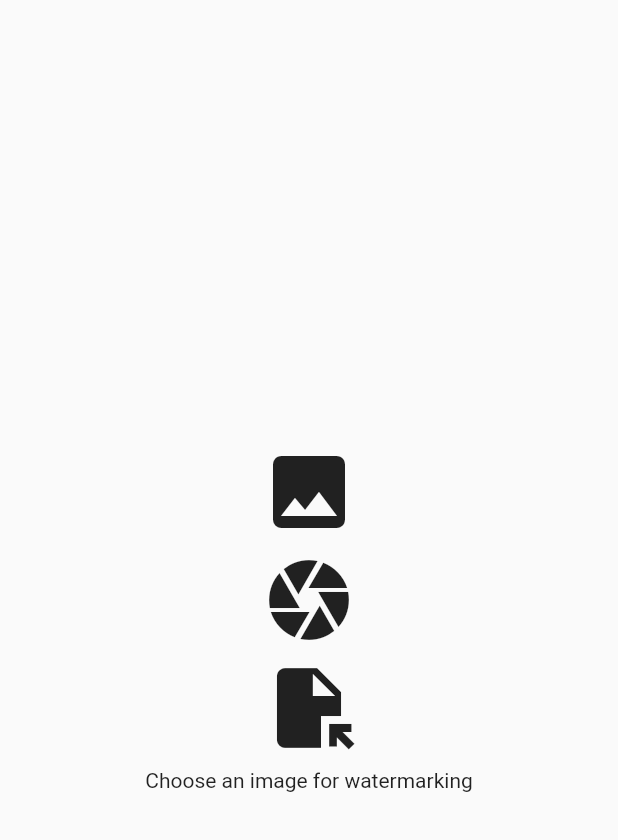
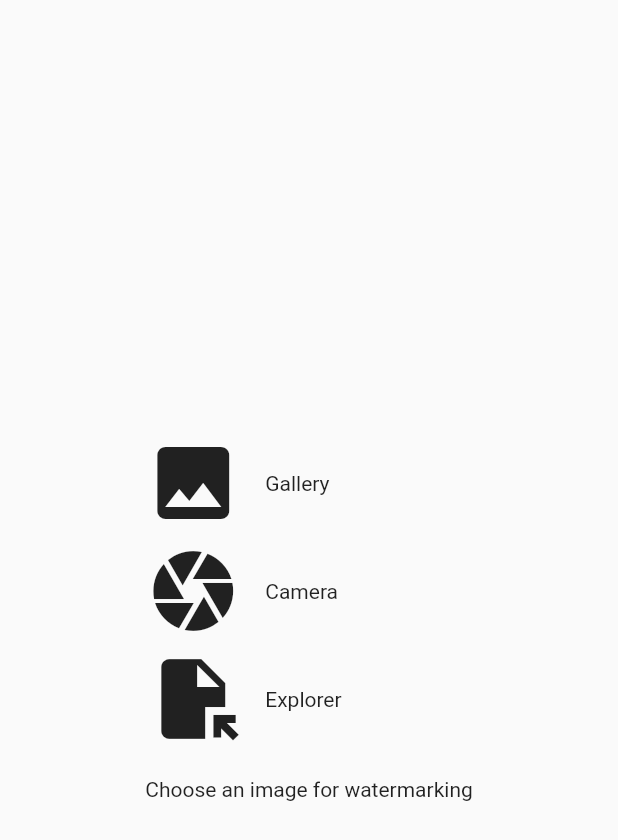
Before and after one commit to free-watermark/mobile-app, a Flutter app: the screen it shows after launch, on a phone screen of 412 x 824 dp. Shown: the top 840 px of the screen. Run offline on Flutter 3.47's test engine with Material 2 defaults, Android fonts, the phone set to English and light mode, and no system bars; our stand-ins replace equatable, file_picker, flutter_bloc, image_picker, nanoid, share_plus; missing offline and left inert: flutter_isolate.

Commit message:
refactor some code

```diff
--- a/lib/screens/home.dart
+++ b/lib/screens/home.dart
@@ -44,43 +44,60 @@ class _HomeScreenState extends fm.State<HomeScreen> {
     }));
   }
 
+  fm.Widget _renderPickFromSourceButton(fm.Icon icon, String text, Function()? onPick) {
+    return fm.GestureDetector(
+      onTap: onPick,
+      child: fm.Row(
+        crossAxisAlignment: fm.CrossAxisAlignment.center,
+        children: [
+          icon,
+
+          const fm.SizedBox(width: 16),
+
+          fm.Text(text),
+        ],
+      ),
+    );
+  }
+
   @override
   fm.Widget build(fm.BuildContext context) {
-    const imageIcon = fm.Icon(fm.Icons.image, size: 64);
-    const cameraIcon = fm.Icon(fm.Icons.camera, size: 64);
-    const fileIcon = fm.Icon(fm.Icons.file_open, size: 64);
+    final sourceMap = [{
+      'label': 'Gallery',
+      'icon': const fm.Icon(fm.Icons.image, size: 64),
+      'picker': () => _openPicker(() => _imagePicker.pickImage(source: imgp.ImageSource.gallery)),
+    }, {
+      'label': 'Camera',
+      'icon': const fm.Icon(fm.Icons.camera, size: 64),
+      'picker': () => _openPicker(() => _imagePicker.pickImage(source: imgp.ImageSource.camera)),
+    }, {
+      'label': 'Explorer',
+      'icon': const fm.Icon(fm.Icons.file_open, size: 64),
+      'picker': () => _openPicker(() => fp.FilePicker.platform.pickFiles(
+        type: fp.FileType.custom, allowedExtensions: ['jpg', 'png'])),
+    }];
 
     return fm.Scaffold(
       body: fm.Center(
-        child: fm.Column(
+        child: fm.IntrinsicWidth(child: fm.Column(
           mainAxisAlignment: fm.MainAxisAlignment.center,
           crossAxisAlignment: fm.CrossAxisAlignment.center,
           children: [
-            fm.GestureDetector(
-              onTap: () => _openPicker(() => _imagePicker.pickImage(source: imgp.ImageSource.gallery)),
-              child: imageIcon,
-            ),
+            ...sourceMap.map<List<fm.Widget>>((s) => [
+              _renderPickFromSourceButton(
+                s['icon'] as fm.Icon,
+                s['label'] as String,
+                s['picker'] as Function()?
+              ),
 
-            const fm.SizedBox(height: 8),
+              const fm.SizedBox(height: 8),
+            ]).expand((elem) => elem).toList(),
 
-            fm.GestureDetector(
-              onTap: () => _openPicker(() => _imagePicker.pickImage(source: imgp.ImageSource.camera)),
-              child: cameraIcon,
-            ),
-
-            const fm.SizedBox(height: 8),
-
-            fm.GestureDetector(
-              onTap: () => _openPicker(() => fp.FilePicker.platform.pickFiles(
-                type: fp.FileType.custom, allowedExtensions: ['jpg', 'png'])),
-              child: fileIcon,
-            ),
-
-            const fm.SizedBox(height: 8),
+            const fm.SizedBox(height: 12),
 
             const fm.Text('Choose an image for watermarking'),
           ],
-        ),
+        ),),
       ),
     );
   }
```
